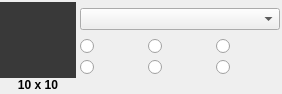
Before: the Qt Designer form objectwheel/codeeditor/qmleditor/qmleditorwidgets/contextpanewidgetimage.ui in objectwheel/objectwheel, drawn with Qt 5.
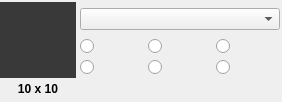
After: the same form once the commit is applied. Icons and pictures are not drawn. Custom widgets are drawn as their Qt base class.

The edit to the form file:
```diff
--- a/objectwheel/codeeditor/qmleditor/qmleditorwidgets/contextpanewidgetimage.ui
+++ b/objectwheel/codeeditor/qmleditor/qmleditorwidgets/contextpanewidgetimage.ui
@@ -7,7 +7,7 @@
     <x>0</x>
     <y>0</y>
     <width>282</width>
-    <height>93</height>
+    <height>102</height>
    </rect>
   </property>
   <property name="windowTitle">
```
Left out of the diff: 36 changed lines with no effect on the pictures.
